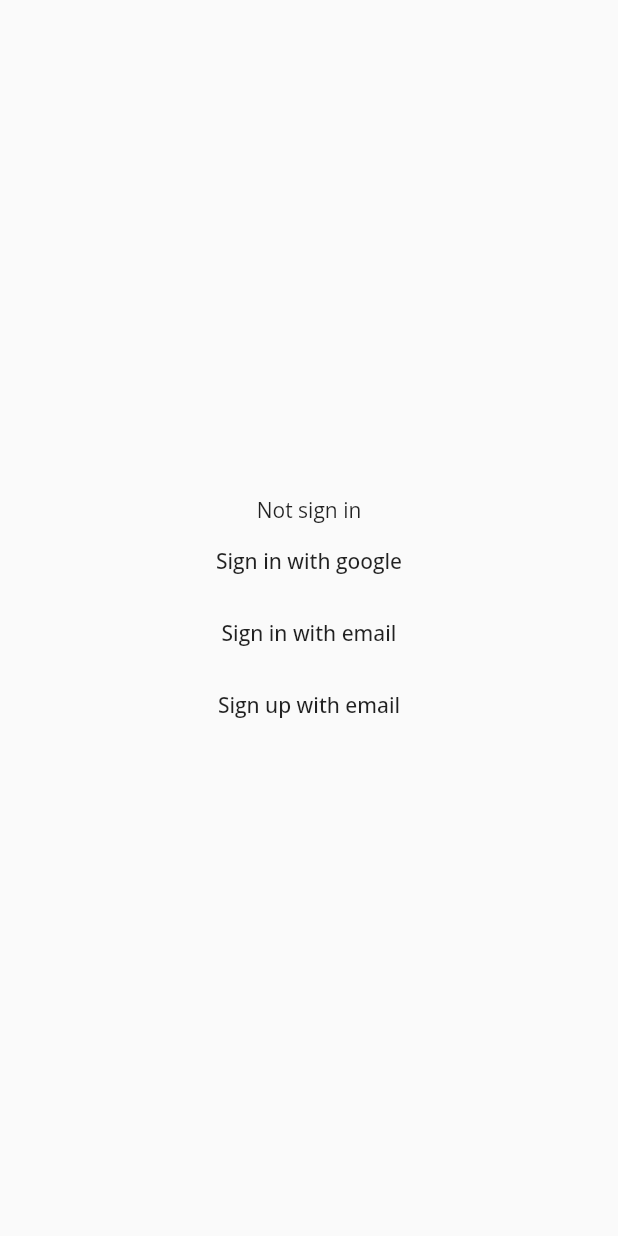
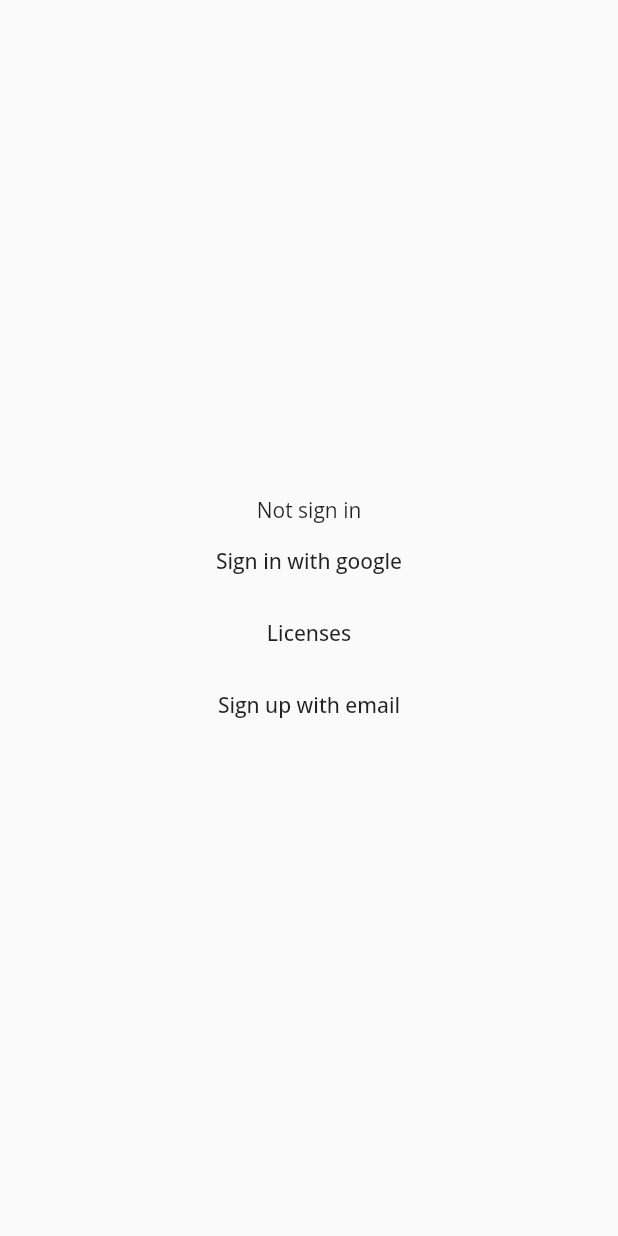
Before and after one commit to Germain-L/Codeas, a Flutter app: the screen it shows after launch, on a phone screen of 412 x 824 dp. Run offline on Flutter 3.47's test engine with Material 2 defaults, Android fonts, the light colour scheme and no system bars; our stand-ins replace cloud_firestore, firebase_auth, google_fonts, google_sign_in; missing offline and left inert: filter_list; accounts and stored records are empty; statements that could not run were skipped.

Commit message:
google sign in fixed

```diff
--- a/main/reccomandations_app/lib/app/pages/splash_screen_login.dart
+++ b/main/reccomandations_app/lib/app/pages/splash_screen_login.dart
@@ -1,7 +1,6 @@
 import 'package:flutter/material.dart';
 import 'package:provider/provider.dart';
 import 'package:reccomandations_app/provider/login_provider.dart';
-
 
 class SplashLoginPage extends StatelessWidget {
   @override
@@ -12,14 +11,20 @@ class SplashLoginPage extends StatelessWidget {
       child: Column(
         mainAxisAlignment: MainAxisAlignment.center,
         children: [
-          Text(login.user == null ? "Not sign in":"Signed in as ${login.user.displayName}"),
+          Text(login.user == null
+              ? "Not sign in"
+              : "Signed in as ${login.user.displayName}"),
           FlatButton(
             onPressed: () => login.googleSignIn(),
             child: Text("Sign in with google"),
           ),
           FlatButton(
-            onPressed: () => null,
-            child: Text("Sign in with email"),
+            onPressed: () => showAboutDialog(
+              context: context,
+              applicationName: "Codeas",
+              applicationVersion: "0.3.1",
+            ),
+            child: Text("Licenses"),
           ),
           FlatButton(
             onPressed: () => null,
--- a/main/reccomandations_app/lib/main.dart
+++ b/main/reccomandations_app/lib/main.dart
@@ -1,6 +1,8 @@
 import 'package:cloud_firestore/cloud_firestore.dart';
+import 'package:firebase_auth/firebase_auth.dart';
 import 'package:flutter/material.dart';
 import 'package:google_fonts/google_fonts.dart';
+import 'package:google_sign_in/google_sign_in.dart';
 import 'package:provider/provider.dart';
 import 'package:reccomandations_app/app/home.dart';
 import 'package:reccomandations_app/app/pages/splash_screen_login.dart';
@@ -37,7 +39,7 @@ class MyApp extends StatelessWidget {
           create: (context) => ProjectProvider()
         ),
         ChangeNotifierProvider(
-          create: (context) => LoginProvider()
+          create: (context) => LoginProvider(firebaseAuth: FirebaseAuth.instance, googleSignin: GoogleSignIn())
         ),
         ChangeNotifierProvider(
           create: (context) => NavigationProvider()
--- a/main/reccomandations_app/lib/provider/login_provider.dart
+++ b/main/reccomandations_app/lib/provider/login_provider.dart
@@ -4,9 +4,12 @@ import 'package:google_sign_in/google_sign_in.dart';
 import 'package:reccomandations_app/models/user_repositer.dart';
 
 class LoginProvider with ChangeNotifier {
-  final FirebaseAuth _firebaseAuth = FirebaseAuth.instance;
-  final GoogleSignIn _googleSignIn = GoogleSignIn();
+  final FirebaseAuth _firebaseAuth;
+  final GoogleSignIn _googleSignIn;
 
+  LoginProvider({FirebaseAuth firebaseAuth, GoogleSignIn googleSignin})
+      : _firebaseAuth = firebaseAuth ?? FirebaseAuth.instance,
+        _googleSignIn = googleSignin ?? GoogleSignIn();
   FirebaseUser user;
 
   Future<void> googleSignIn() async {
```
Also changed, not shown: 2 other files.
